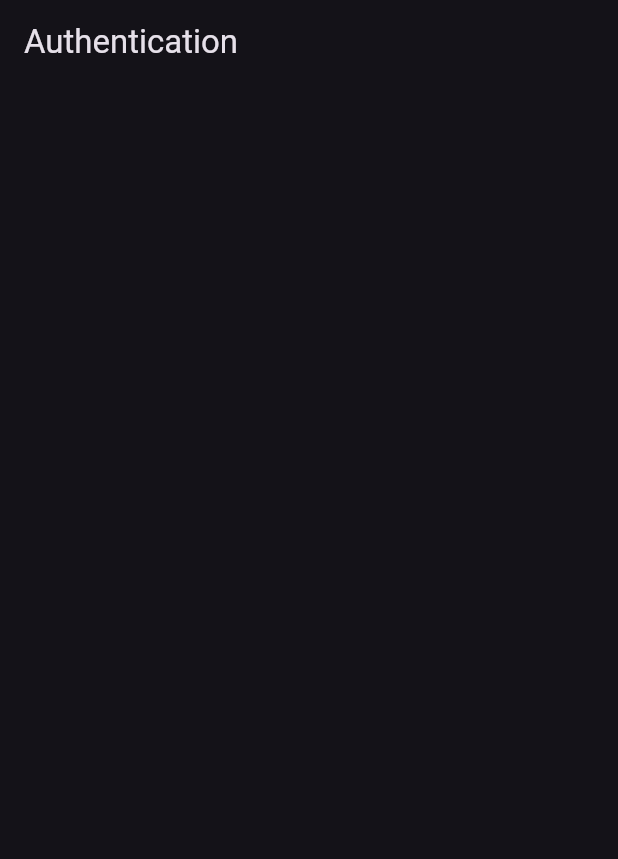
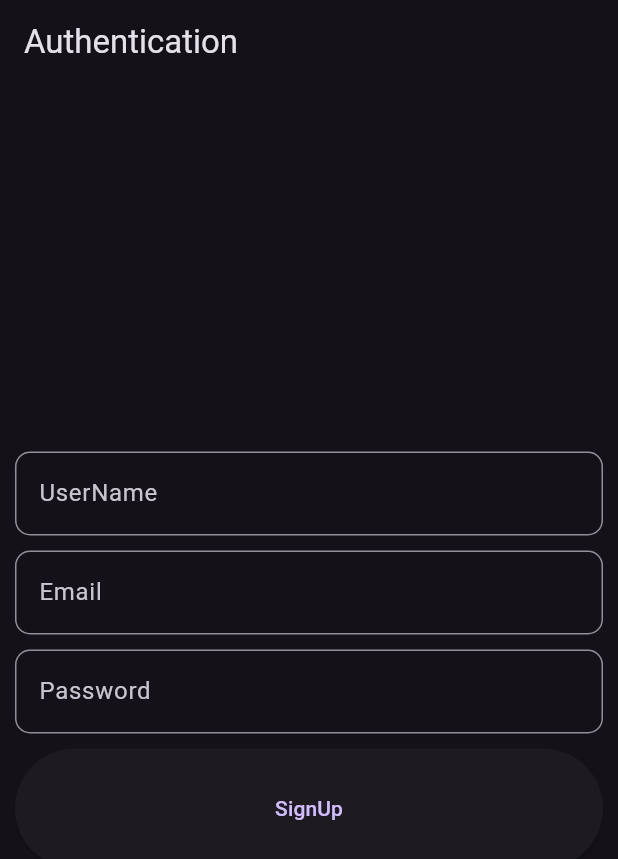
Before and after one commit to PurnenduSamanta/To_Do, a Flutter app: the screen it shows after launch, on a phone screen of 412 x 824 dp. Shown: the top 859 px of the screen. Run offline on Flutter 3.47's test engine with Material 3 defaults, Android fonts, the phone set to English and light mode, and no system bars.

Commit message:
2nd_07_12_2023

```diff
--- a/lib/auth/authForm.dart
+++ b/lib/auth/authForm.dart
@@ -8,11 +8,93 @@ class AuthForm extends StatefulWidget {
 }
 
 class _AuthScreenState extends State<AuthForm> {
+  final _formKey = GlobalKey<FormState>();
+  var _email = '';
+  var _password = '';
+  var _userName = '';
+  bool isLoginPage = false;
+
   @override
   Widget build(BuildContext context) {
     return Container(
-      height:MediaQuery.of(context).size.height ,
+      height: MediaQuery.of(context).size.height,
       width: MediaQuery.of(context).size.width,
+      padding: const EdgeInsets.all(10),
+      child: Form(
+          key: _formKey,
+          child: Column(
+            mainAxisAlignment: MainAxisAlignment.center,
+            crossAxisAlignment: CrossAxisAlignment.center,
+            children: [
+              if (!isLoginPage)
+                TextFormField(
+                  keyboardType: TextInputType.text,
+                  key: ValueKey('userName'),
+                  validator: (value) {
+                    if (value!.isEmpty) {
+                      return 'Incorrect UserName';
+                    } else {
+                      return null;
+                    }
+                  },
+                  onSaved: (value) {
+                    _userName = value!;
+                  },
+                  decoration: InputDecoration(
+                      border: OutlineInputBorder(
+                          borderRadius: BorderRadius.circular(10),
+                          borderSide: BorderSide()),
+                      labelText: 'UserName'),
+                ),
+              SizedBox(height: 10),
+              TextFormField(
+                keyboardType: TextInputType.emailAddress,
+                key: ValueKey('email'),
+                validator: (value) {
+                  if (value!.isEmpty || !value.contains('@')) {
+                    return 'Incorrect email address';
+                  } else {
+                    return null;
+                  }
+                },
+                onSaved: (value) {
+                  _email = value!;
+                },
+                decoration: InputDecoration(
+                    border: OutlineInputBorder(
+                        borderRadius: BorderRadius.circular(10),
+                        borderSide: BorderSide()),
+                    labelText: 'Email'),
+              ),
+              SizedBox(height: 10),
+              TextFormField(
+                keyboardType: TextInputType.visiblePassword,
+                key: ValueKey('password'),
+                validator: (value) {
+                  if (value!.isEmpty) {
+                    return 'Incorrect password';
+                  } else {
+                    return null;
+                  }
+                },
+                onSaved: (value) {
+                  _password = value!;
+                },
+                decoration: InputDecoration(
+                    border: OutlineInputBorder(
+                        borderRadius: BorderRadius.circular(10),
+                        borderSide: BorderSide()),
+                    labelText: 'Password'),
+              ),
+              SizedBox(height: 10),
+              Container(
+                  width: double.infinity,
+                  height: 80,
+                  child: ElevatedButton(
+                      onPressed: () {},
+                      child: Text(isLoginPage ? 'LogIn' : 'SignUp')))
+            ],
+          )),
     );
   }
 }
```
